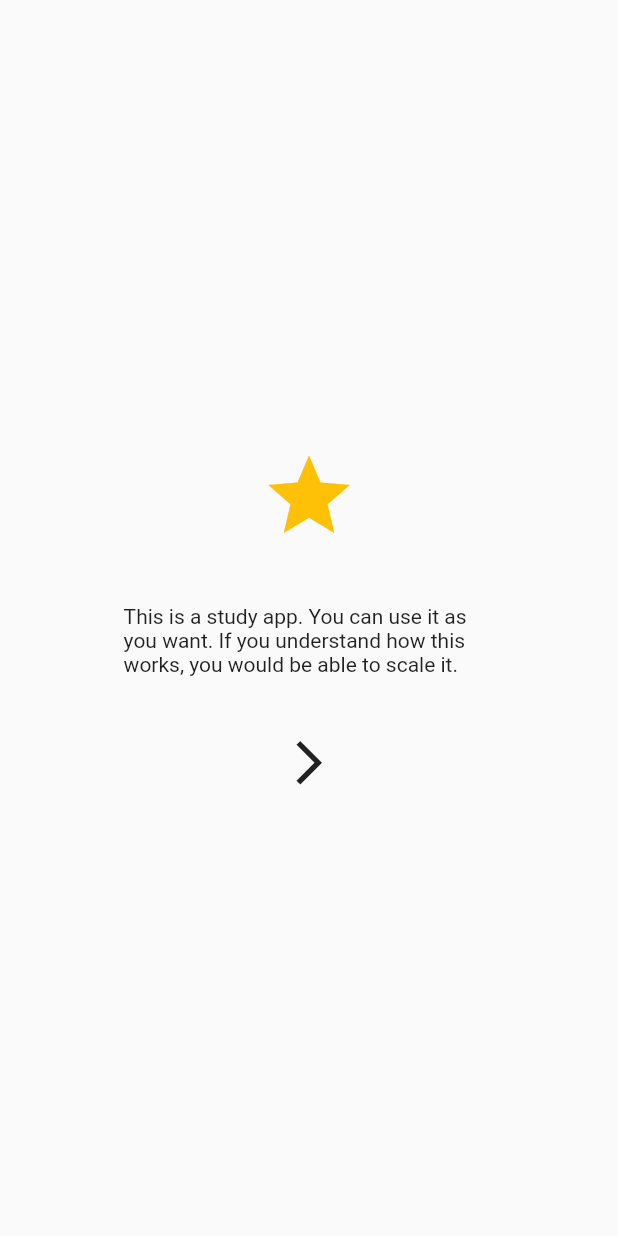
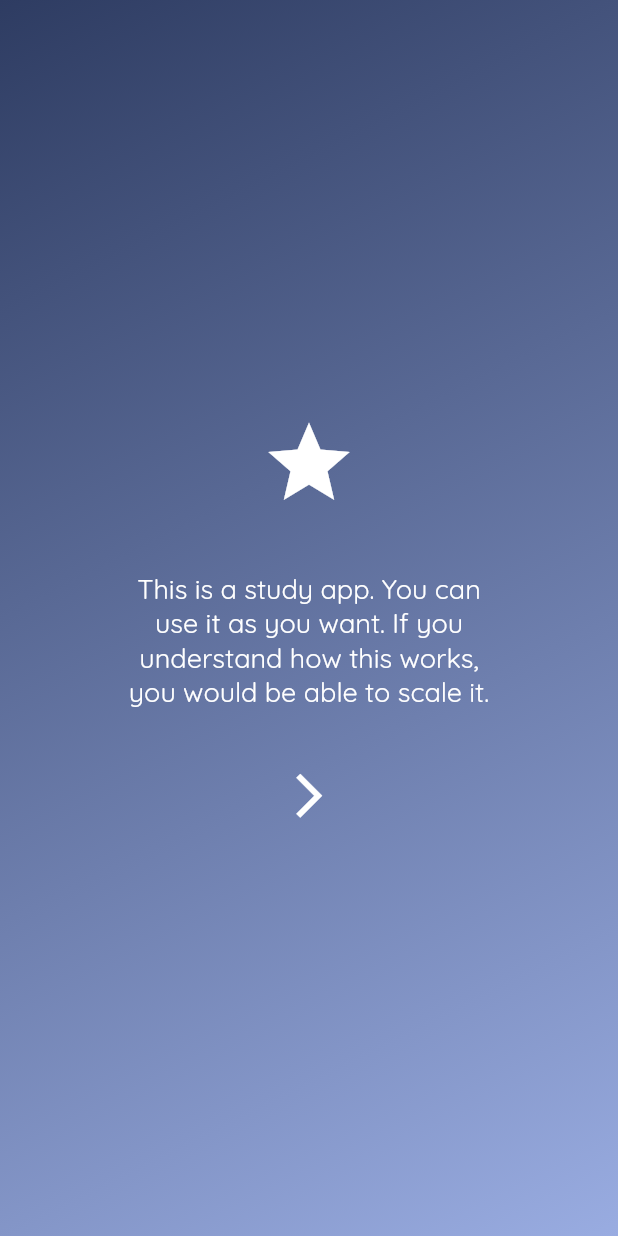
Before and after one commit to mustafasmnc/Study_App, a Flutter app: the screen it shows after launch, on a phone screen of 412 x 824 dp. Run offline on Flutter 3.47's test engine with Material 2 defaults, Android fonts, the phone set to English and light mode, and no system bars; our stand-ins replace cloud_firestore, firebase_core, get, google_fonts; accounts and stored records are empty; project files that could hold a hidden picture were left out.

Commit message:
app theme -> dark and light

```diff
--- a/lib/bindings/initial_bindings.dart
+++ b/lib/bindings/initial_bindings.dart
@@ -1,9 +1,11 @@
 import 'package:get/get.dart';
 import 'package:study_app/controllers/auth/auth_controller.dart';
+import 'package:study_app/controllers/theme/theme_controller.dart';
 
 class InitialBindings implements Bindings{
   @override
   void dependencies(){
+    Get.put(ThemeController());
     Get.put(AuthController(),permanent:true);
   }
 }
--- /dev/null
+++ b/lib/configs/themes/app_dark_theme.dart
@@ -0,0 +1,20 @@
+import 'package:flutter/cupertino.dart';
+import 'package:flutter/material.dart';
+import 'package:study_app/configs/themes/sub_theme_data_mixin.dart';
+
+const Color primaryDarkColorDark = Color(0xFF2e3c62);
+const Color primaryColorDark = Color(0xFF99ace1);
+const Color mainTextColorDark = Colors.white;
+
+class DarkTheme with SubThemeData {
+  buildDarkTheme() {
+    final ThemeData systemDarkTheme = ThemeData.dark();
+    return systemDarkTheme.copyWith(
+      iconTheme: getIconTheme(),
+      textTheme: getTextTheme().apply(
+        bodyColor: mainTextColorDark,
+        displayColor: mainTextColorDark,
+      ),
+    );
+  }
+}
--- /dev/null
+++ b/lib/configs/themes/app_light_theme.dart
@@ -0,0 +1,20 @@
+import 'package:flutter/cupertino.dart';
+import 'package:flutter/material.dart';
+import 'package:study_app/configs/themes/sub_theme_data_mixin.dart';
+
+const Color primaryLightColorLight = Color(0xFF3ac3cb);
+const Color primaryColorLight = Color(0xFFf85187);
+const Color mainTextColorLight = Color.fromARGB(255, 40, 40, 40);
+
+class LightTheme with SubThemeData {
+  buildLightTheme() {
+    final ThemeData systemLightTheme = ThemeData.light();
+    return systemLightTheme.copyWith(
+      iconTheme: getIconTheme(),
+      textTheme: getTextTheme().apply(
+        bodyColor: mainTextColorLight,
+        displayColor: mainTextColorLight,
+      ),
+    );
+  }
+}
--- /dev/null
+++ b/lib/controllers/theme/theme_controller.dart
@@ -0,0 +1,24 @@
+import 'package:flutter/material.dart';
+import 'package:get/get.dart';
+import 'package:study_app/configs/themes/app_dark_theme.dart';
+import 'package:study_app/configs/themes/app_light_theme.dart';
+
+class ThemeController extends GetxController {
+  late ThemeData _darkTheme;
+  late ThemeData _lightTheme;
+
+  @override
+  void onInit() {
+    initializeThemeData();
+    super.onInit();
+  }
+
+  initializeThemeData() {
+    _darkTheme = DarkTheme().buildDarkTheme();
+    _lightTheme = LightTheme().buildLightTheme();
+  }
+
+  ThemeData get darkTheme => _darkTheme;
+
+  ThemeData get lightTheme => _lightTheme;
+}
--- a/lib/main.dart
+++ b/lib/main.dart
@@ -2,6 +2,8 @@ import 'package:firebase_core/firebase_core.dart';
 import 'package:flutter/material.dart';
 import 'package:get/get.dart';
 import 'package:study_app/bindings/initial_bindings.dart';
+import 'package:study_app/configs/themes/app_light_theme.dart';
+import 'package:study_app/controllers/theme/theme_controller.dart';
 import 'package:study_app/data_uploader_screen.dart';
 import 'package:study_app/firebase_options.dart';
 import 'package:study_app/routes/app_routes.dart';
@@ -39,9 +41,7 @@ class MyApp extends StatelessWidget {
     return GetMaterialApp(
       debugShowCheckedModeBanner: false,
       title: 'Study',
-      theme: ThemeData(
-        primarySwatch: Colors.blue,
-      ),
+      theme: Get.find<ThemeController>().darkTheme,
       getPages: AppRoutes.routes(),
     );
   }
--- a/lib/screens/introduction/introduction_screen.dart
+++ b/lib/screens/introduction/introduction_screen.dart
@@ -1,5 +1,6 @@
 import 'package:flutter/material.dart';
 import 'package:get/get.dart';
+import 'package:study_app/configs/themes/app_colors.dart';
 import 'package:study_app/widgets/app_circle_button.dart';
 
 class AppIntroductionScreen extends StatelessWidget {
@@ -9,6 +10,7 @@ class AppIntroductionScreen extends StatelessWidget {
   Widget build(BuildContext context) {
     return Scaffold(
       body: Container(
+        decoration: BoxDecoration(gradient: mainGradiend(context)),
         alignment: Alignment.center,
         child: Padding(
           padding: EdgeInsets.symmetric(horizontal: Get.width * 0.2),
@@ -18,11 +20,15 @@ class AppIntroductionScreen extends StatelessWidget {
               const Icon(
                 Icons.star,
                 size: 65,
-                color: Colors.amber,
               ),
               const SizedBox(height: 40),
               const Text(
-                  'This is a study app. You can use it as you want. If you understand how this works, you would be able to scale it.'),
+                'This is a study app. You can use it as you want. If you understand how this works, you would be able to scale it.',
+                textAlign: TextAlign.center,style: TextStyle(
+                  fontSize: 18,
+                  color: onSurfaceTextColor,
+                ),
+              ),
               const SizedBox(height: 40),
               AppCircleButton(
                 onTap: () {},
--- a/lib/screens/splash/splash_screen.dart
+++ b/lib/screens/splash/splash_screen.dart
@@ -1,4 +1,5 @@
 import 'package:flutter/material.dart';
+import 'package:study_app/configs/themes/app_colors.dart';
 
 class SplashScreen extends StatelessWidget {
   const SplashScreen({Key? key}) : super(key: key);
@@ -6,7 +7,9 @@ class SplashScreen extends StatelessWidget {
   @override
   Widget build(BuildContext context) {
     return Scaffold(
-      body: Container(alignment: Alignment.center,
+      body: Container(
+        alignment: Alignment.center,
+        decoration: BoxDecoration(gradient: mainGradiend(context)),
         child: Image.asset(
           "assets/images/app_splash_logo.png",
           width: 200,
--- a/lib/widgets/app_circle_button.dart
+++ b/lib/widgets/app_circle_button.dart
@@ -5,7 +5,7 @@ class AppCircleButton extends StatelessWidget {
       {Key? key,
       required this.child,
       this.color,
-      this.width=60,
+      this.width = 60,
       required this.onTap})
       : super(key: key);
   final Widget child;
@@ -16,6 +16,8 @@ class AppCircleButton extends StatelessWidget {
   @override
   Widget build(BuildContext context) {
     return Material(
+        type: MaterialType.transparency,
+        clipBehavior: Clip.hardEdge,
         shape: const CircleBorder(),
         child: InkWell(onTap: onTap, child: child));
   }
--- a/pubspec.yaml
+++ b/pubspec.yaml
@@ -37,6 +37,7 @@ dependencies:
   firebase_core: ^1.24.0
   get: ^4.6.5
   cloud_firestore: ^3.5.1
+  google_fonts: ^3.0.1
 
 dev_dependencies:
   flutter_test:
```
Also changed, not shown: lib/configs/themes/app_colors.dart (added, +26 -0 lines), lib/configs/themes/sub_theme_data_mixin.dart (added, +20 -0 lines), lib/configs/themes/ui_parameters.dart (added, +8 -0 lines), pubspec.lock, 1 other file.
